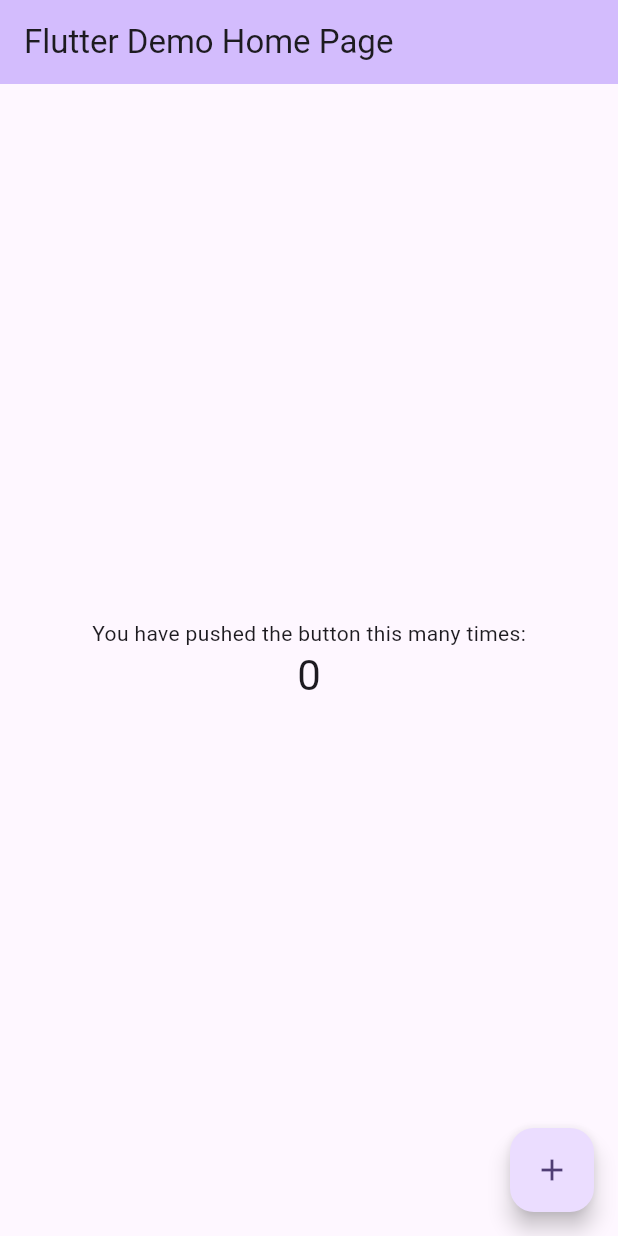
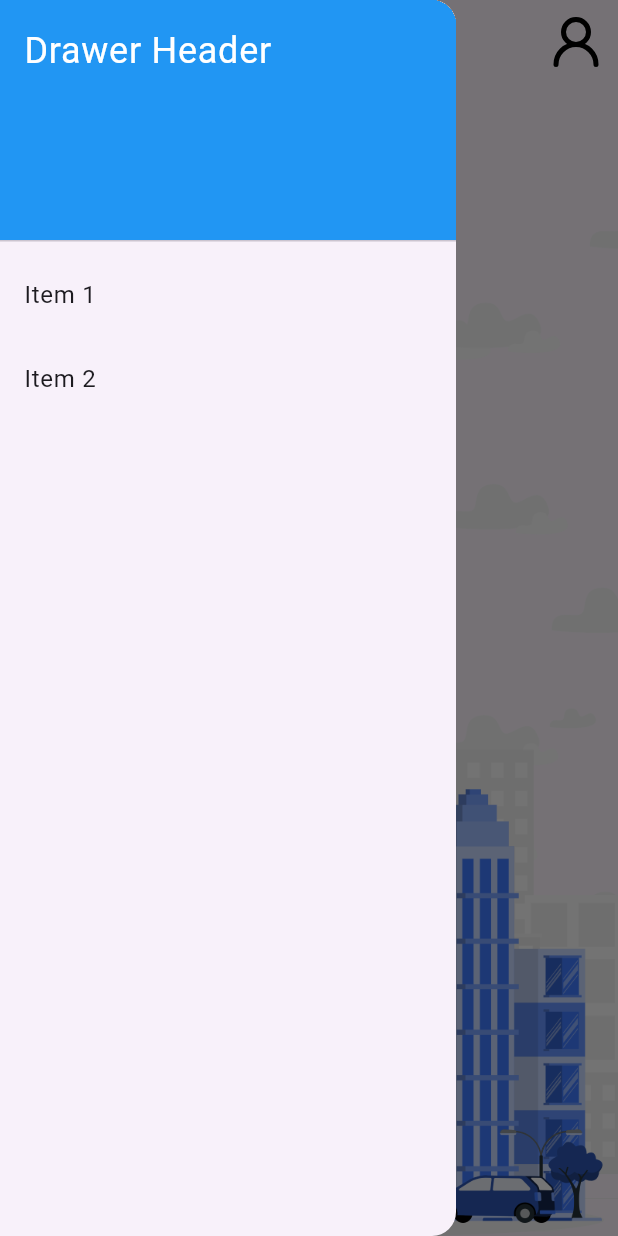
Before and after one commit to AlexBanu7/WhySoFLy-Frontend, a Flutter app: the screen it shows after launch, with the side drawer open (before the commit the screen has no drawer), on a phone screen of 412 x 824 dp. Run offline on Flutter 3.47's test engine with Material 3 defaults, Android fonts, the phone set to English and light mode, and no system bars; our stand-ins replace flutter_svg.

Commit message:
Created Homepage

```diff
--- a/lib/main.dart
+++ b/lib/main.dart
@@ -1,4 +1,5 @@
 import 'package:flutter/material.dart';
+import 'package:frontend/screens/home/home.dart';
 
 void main() {
   runApp(const MyApp());
@@ -7,119 +8,17 @@ void main() {
 class MyApp extends StatelessWidget {
   const MyApp({super.key});
 
-  // This widget is the root of your application.
   @override
   Widget build(BuildContext context) {
     return MaterialApp(
       title: 'Flutter Demo',
       theme: ThemeData(
-        // This is the theme of your application.
-        //
-        // TRY THIS: Try running your application with "flutter run". You'll see
-        // the application has a purple toolbar. Then, without quitting the app,
-        // try changing the seedColor in the colorScheme below to Colors.green
-        // and then invoke "hot reload" (save your changes or press the "hot
-        // reload" button in a Flutter-supported IDE, or press "r" if you used
-        // the command line to start the app).
-        //
-        // Notice that the counter didn't reset back to zero; the application
-        // state is not lost during the reload. To reset the state, use hot
-        // restart instead.
-        //
-        // This works for code too, not just values: Most code changes can be
-        // tested with just a hot reload.
         colorScheme: ColorScheme.fromSeed(seedColor: Colors.deepPurple),
         useMaterial3: true,
       ),
-      home: const MyHomePage(title: 'Flutter Demo Home Page'),
+      routes: {
+        '/': (context) => const MyHomePage(),
+      },
     );
   }
 }
-
-class MyHomePage extends StatefulWidget {
-  const MyHomePage({super.key, required this.title});
-
-  // This widget is the home page of your application. It is stateful, meaning
-  // that it has a State object (defined below) that contains fields that affect
-  // how it looks.
-
-  // This class is the configuration for the state. It holds the values (in this
-  // case the title) provided by the parent (in this case the App widget) and
-  // used by the build method of the State. Fields in a Widget subclass are
-  // always marked "final".
-
-  final String title;
-
-  @override
-  State<MyHomePage> createState() => _MyHomePageState();
-}
-
-class _MyHomePageState extends State<MyHomePage> {
-  int _counter = 0;
-
-  void _incrementCounter() {
-    setState(() {
-      // This call to setState tells the Flutter framework that something has
-      // changed in this State, which causes it to rerun the build method below
-      // so that the display can reflect the updated values. If we changed
-      // _counter without calling setState(), then the build method would not be
-      // called again, and so nothing would appear to happen.
-      _counter++;
-    });
-  }
-
-  @override
-  Widget build(BuildContext context) {
-    // This method is rerun every time setState is called, for instance as done
-    // by the _incrementCounter method above.
-    //
-    // The Flutter framework has been optimized to make rerunning build methods
-    // fast, so that you can just rebuild anything that needs updating rather
-    // than having to individually change instances of widgets.
-    return Scaffold(
-      appBar: AppBar(
-        // TRY THIS: Try changing the color here to a specific color (to
-        // Colors.amber, perhaps?) and trigger a hot reload to see the AppBar
-        // change color while the other colors stay the same.
-        backgroundColor: Theme.of(context).colorScheme.inversePrimary,
-        // Here we take the value from the MyHomePage object that was created by
-        // the App.build method, and use it to set our appbar title.
-        title: Text(widget.title),
-      ),
-      body: Center(
-        // Center is a layout widget. It takes a single child and positions it
-        // in the middle of the parent.
-        child: Column(
-          // Column is also a layout widget. It takes a list of children and
-          // arranges them vertically. By default, it sizes itself to fit its
-          // children horizontally, and tries to be as tall as its parent.
-          //
-          // Column has various properties to control how it sizes itself and
-          // how it positions its children. Here we use mainAxisAlignment to
-          // center the children vertically; the main axis here is the vertical
-          // axis because Columns are vertical (the cross axis would be
-          // horizontal).
-          //
-          // TRY THIS: Invoke "debug painting" (choose the "Toggle Debug Paint"
-          // action in the IDE, or press "p" in the console), to see the
-          // wireframe for each widget.
-          mainAxisAlignment: MainAxisAlignment.center,
-          children: <Widget>[
-            const Text(
-              'You have pushed the button this many times:',
-            ),
-            Text(
-              '$_counter',
-              style: Theme.of(context).textTheme.headlineMedium,
-            ),
-          ],
-        ),
-      ),
-      floatingActionButton: FloatingActionButton(
-        onPressed: _incrementCounter,
-        tooltip: 'Increment',
-        child: const Icon(Icons.add),
-      ), // This trailing comma makes auto-formatting nicer for build methods.
-    );
-  }
-}
--- /dev/null
+++ b/lib/screens/home/home.dart
@@ -0,0 +1,94 @@
+import 'package:flutter/material.dart';
+import 'package:flutter_svg/svg.dart';
+
+import '../../widgets/custom_appbar.dart';
+import '../../widgets/custom_drawer.dart';
+import 'home_widgets.dart';
+
+
+class MyHomePage extends StatefulWidget {
+  const MyHomePage({super.key});
+
+  @override
+  State<MyHomePage> createState() => _MyHomePageState();
+}
+
+class _MyHomePageState extends State<MyHomePage>
+    with SingleTickerProviderStateMixin{
+  late AnimationController _controller;
+
+  @override
+  void initState() {
+    super.initState();
+    _controller = AnimationController(
+      vsync: this,
+      duration: const Duration(seconds: 8), // Adjust duration as needed
+    )..repeat();
+  }
+
+  @override
+  void dispose() {
+    _controller.dispose();
+    super.dispose();
+  }
+
+  @override
+  Widget build(BuildContext context) {
+    return Scaffold(
+        appBar: CustomAppBar(),
+        drawer: CustomDrawer(),
+        body: Container(
+          decoration: const BoxDecoration(
+            image: DecorationImage(
+              image: AssetImage("assets/images/cloud-bg.png"),
+              fit: BoxFit.cover,
+            ),
+          ),
+          child: Stack(
+            children: [
+              // Flying Plane
+              AnimatedBuilder(
+                animation: _controller,
+                builder: (context, child) {
+                  return Transform.translate(
+                    offset: Offset(
+                      MediaQuery.of(context).size.width *
+                          (_controller.value * 2 - 1), // Move horizontally
+                      50, // Adjust vertical position as needed
+                    ),
+                    child: Transform.scale(
+                      scale:0.4,
+                      child:Image.asset(
+                        'assets/images/airplane.png', // Path to your image
+                        fit: BoxFit.cover,
+                      ),
+                    ),
+                  );
+                },
+              ),
+              // Image at the bottom
+              Positioned(
+                left: 0,
+                bottom: 0,
+                child: Container(
+                  width: MediaQuery.of(context).size.width, // full width
+                  padding: EdgeInsets.zero,
+                  child: Image.asset(
+                    'assets/images/home-footer.png', // Path to your image
+                    fit: BoxFit.cover,
+                  ),
+                ),
+              ),
+              // Main content
+              Center(
+                child: Padding(
+                    padding: const EdgeInsets.only(bottom: 200.0), // Adjust as needed
+                    child: AnimatedSizeImage()
+                ),
+              ),
+            ],
+          ),
+        )
+    );
+  }
+}
--- /dev/null
+++ b/lib/screens/home/home_widgets.dart
@@ -0,0 +1,64 @@
+import 'package:flutter/material.dart';
+
+class AnimatedSizeImage extends StatefulWidget {
+  @override
+  _AnimatedSizeImageState createState() => _AnimatedSizeImageState();
+}
+
+class _AnimatedSizeImageState extends State<AnimatedSizeImage>
+    with SingleTickerProviderStateMixin {
+  late AnimationController _controller;
+  bool _isSizeUp = false;
+
+  @override
+  void initState() {
+    super.initState();
+    _controller = AnimationController(
+      vsync: this,
+      duration: Duration(seconds: 5), // Adjust duration as needed
+    )..repeat(reverse: true);
+  }
+
+  @override
+  Widget build(BuildContext context) {
+    return AnimatedBuilder(
+      animation: _controller,
+      builder: (context, child) {
+        double size = _isSizeUp
+            ? 160.0 + (_controller.value * 50) // Adjust target size as needed
+            : 150.0 + (_controller.value * 50); // Adjust target size as needed
+        return GestureDetector(
+          onTap: () {
+            setState(() {
+              _isSizeUp = !_isSizeUp;
+            });
+          },
+          child: Column(
+            mainAxisAlignment: MainAxisAlignment.center,
+            children: [
+              Image.asset(
+                'assets/images/cart.png', // Replace with your image path
+                width: size,
+                height: size,
+                fit: BoxFit.cover, // Adjust fit as needed
+              ),
+              Transform.scale(
+                scale: size/160,
+                child: const Text(
+                  'Start Shopping!', // Replace with your text
+                  style: TextStyle(fontSize: 20),
+                ),
+              ),
+            ]
+          ),
+        );
+      },
+    );
+  }
+
+  @override
+  void dispose() {
+    _controller.dispose();
+    super.dispose();
+  }
+}
--- /dev/null
+++ b/lib/widgets/custom_appbar.dart
@@ -0,0 +1,44 @@
+import 'package:flutter/material.dart';
+import 'package:flutter_svg/svg.dart';
+
+class CustomAppBar extends AppBar {
+  @override
+  _CustomAppBar createState() => _CustomAppBar();
+}
+
+class _CustomAppBar extends State<CustomAppBar>
+    with SingleTickerProviderStateMixin {
+
+  @override
+  void initState() {
+    super.initState();
+  }
+
+  @override
+  Widget build(BuildContext context) {
+    return AppBar(
+      backgroundColor: Colors.transparent,
+      iconTheme: const IconThemeData(
+        size: 40, // Adjust the size as per your requirement
+      ),
+      actions: [
+        IconButton(
+          icon: SvgPicture.asset(
+            'assets/icons/user-round.svg',
+            semanticsLabel: 'Your SVG Icon',
+            width: 40,
+            // colorFilter: ,
+          ),
+          onPressed: () {
+            // Add your onPressed logic here
+          },
+        ),
+      ],
+    );
+  }
+
+  @override
+  void dispose() {
+    super.dispose();
+  }
+}
--- /dev/null
+++ b/lib/widgets/custom_drawer.dart
@@ -0,0 +1,56 @@
+import 'package:flutter/material.dart';
+
+class CustomDrawer extends StatefulWidget {
+  @override
+  _CustomDrawer createState() => _CustomDrawer();
+}
+
+class _CustomDrawer extends State<CustomDrawer>
+    with SingleTickerProviderStateMixin {
+
+  @override
+  void initState() {
+    super.initState();
+  }
+
+  @override
+  Widget build(BuildContext context) {
+    return Drawer(
+      child: ListView(
+        padding: EdgeInsets.zero,
+        children: <Widget>[
+          const DrawerHeader(
+            decoration: BoxDecoration(
+              color: Colors.blue,
+            ),
+            child: Text(
+              'Drawer Header',
+              style: TextStyle(
+                color: Colors.white,
+                fontSize: 24,
+              ),
+            ),
+          ),
+          ListTile(
+            title: const Text('Item 1'),
+            onTap: () {
+              // Implement item 1 functionality here
+            },
+          ),
+          ListTile(
+            title: const Text('Item 2'),
+            onTap: () {
+              // Implement item 2 functionality here
+            },
+          ),
+          // Add more ListTile widgets for additional menu items
+        ],
+      ),
+    );
+  }
+
+  @override
+  void dispose() {
+    super.dispose();
+  }
+}
```
Also changed, not shown: pubspec.yaml (+4 -3 lines), assets/icons/user-round.svg (added), assets/images/airplane.png (added), assets/images/cart.png (added), assets/images/cloud-bg.png (added), assets/images/guest.png (added), assets/images/home-footer.png (added), assets/images/user.png (added), pubspec.lock.
